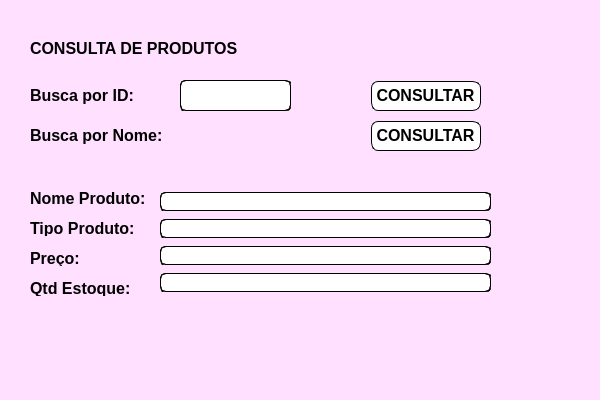
addryyano/ProjetoFinalSenac, file ConsultaProdutos.ui: the form before one commit.
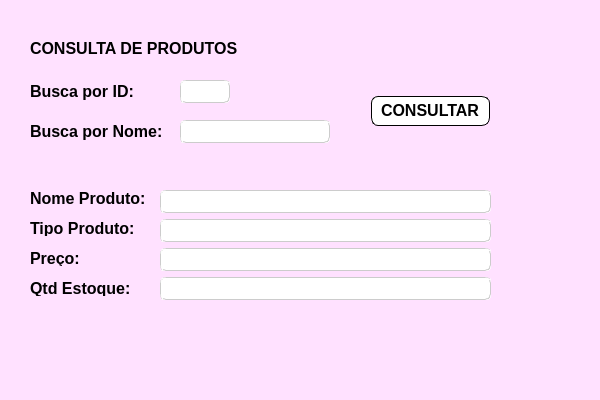
The form after the commit.

Diff of the .ui file:
```diff
--- a/ConsultaProdutos.ui
+++ b/ConsultaProdutos.ui
@@ -66,7 +66,7 @@
       <x>160</x>
       <y>190</y>
       <width>331</width>
-      <height>108</height>
+      <height>112</height>
      </rect>
     </property>
     <layout class="QVBoxLayout" name="verticalLayout">
@@ -74,14 +74,15 @@
       <widget class="QLineEdit" name="txtNomeProdConsulta">
        <property name="font">
         <font>
-         <pointsize>10</pointsize>
+         <pointsize>12</pointsize>
         </font>
        </property>
        <property name="styleSheet">
         <string notr="true">background-color: rgb(255, 255, 255);
 border-radius: 5px;
 border-style: groove;
-border-width: 1px</string>
+border-width: 1px;
+border-color: rgb(204, 204, 204)</string>
        </property>
       </widget>
      </item>
@@ -89,14 +90,15 @@
       <widget class="QLineEdit" name="txtTipoProdConsulta">
        <property name="font">
         <font>
-         <pointsize>10</pointsize>
+         <pointsize>12</pointsize>
         </font>
        </property>
        <property name="styleSheet">
         <string notr="true">background-color: rgb(255, 255, 255);
 border-radius: 5px;
 border-style: groove;
-border-width: 1px</string>
+border-width: 1px;
+border-color: rgb(204, 204, 204)</string>
        </property>
       </widget>
      </item>
@@ -104,14 +106,15 @@
       <widget class="QLineEdit" name="txtPrecoProdConsulta">
        <property name="font">
         <font>
-         <pointsize>10</pointsize>
+         <pointsize>12</pointsize>
         </font>
        </property>
        <property name="styleSheet">
         <string notr="true">background-color: rgb(255, 255, 255);
 border-radius: 5px;
 border-style: groove;
-border-width: 1px</string>
+border-width: 1px;
+border-color: rgb(204, 204, 204)</string>
        </property>
       </widget>
      </item>
@@ -119,14 +122,15 @@
       <widget class="QLineEdit" name="txtQtdProdConsulta">
        <property name="font">
         <font>
-         <pointsize>10</pointsize>
+         <pointsize>12</pointsize>
         </font>
        </property>
        <property name="styleSheet">
         <string notr="true">background-color: rgb(255, 255, 255);
 border-radius: 5px;
 border-style: groove;
-border-width: 1px</string>
+border-width: 1px;
+border-color: rgb(204, 204, 204)</string>
        </property>
       </widget>
      </item>
@@ -192,39 +196,13 @@
      <string>CONSULTA DE PRODUTOS</string>
     </property>
    </widget>
-   <widget class="QPushButton" name="btnNomeProdConsulta">
-    <property name="geometry">
-     <rect>
-      <x>370</x>
-      <y>120</y>
-      <width>111</width>
-      <height>31</height>
-     </rect>
-    </property>
-    <property name="font">
-     <font>
-      <pointsize>12</pointsize>
-      <weight>75</weight>
-      <bold>true</bold>
-     </font>
-    </property>
-    <property name="styleSheet">
-     <string notr="true">background-color: rgb(255, 255, 255);
-border-radius: 8px;
-border-style: groove;
-border-width: 2px</string>
-    </property>
-    <property name="text">
-     <string>CONSULTAR</string>
-    </property>
-   </widget>
    <widget class="QLabel" name="lblNome_2">
     <property name="geometry">
      <rect>
       <x>30</x>
       <y>80</y>
       <width>121</width>
-      <height>31</height>
+      <height>23</height>
      </rect>
     </property>
     <property name="font">
@@ -244,7 +222,7 @@
       <x>30</x>
       <y>120</y>
       <width>151</width>
-      <height>31</height>
+      <height>23</height>
      </rect>
     </property>
     <property name="font">
@@ -262,8 +240,8 @@
     <property name="geometry">
      <rect>
       <x>370</x>
-      <y>80</y>
-      <width>111</width>
+      <y>95</y>
+      <width>120</width>
       <height>31</height>
      </rect>
     </property>
@@ -289,15 +267,33 @@
      <rect>
       <x>180</x>
       <y>80</y>
-      <width>111</width>
-      <height>31</height>
+      <width>50</width>
+      <height>23</height>
      </rect>
     </property>
     <property name="styleSheet">
      <string notr="true">background-color: rgb(255, 255, 255);
 border-radius: 5px;
 border-style: groove;
-border-width: 1px</string>
+border-width: 1px;
+border-color: rgb(204, 204, 204)</string>
+    </property>
+   </widget>
+   <widget class="QLineEdit" name="txtconsultaProdutoId_2">
+    <property name="geometry">
+     <rect>
+      <x>180</x>
+      <y>120</y>
+      <width>150</width>
+      <height>23</height>
+     </rect>
+    </property>
+    <property name="styleSheet">
+     <string notr="true">background-color: rgb(255, 255, 255);
+border-radius: 5px;
+border-style: groove;
+border-width: 1px;
+border-color: rgb(204, 204, 204)</string>
     </property>
    </widget>
   </widget>
```
